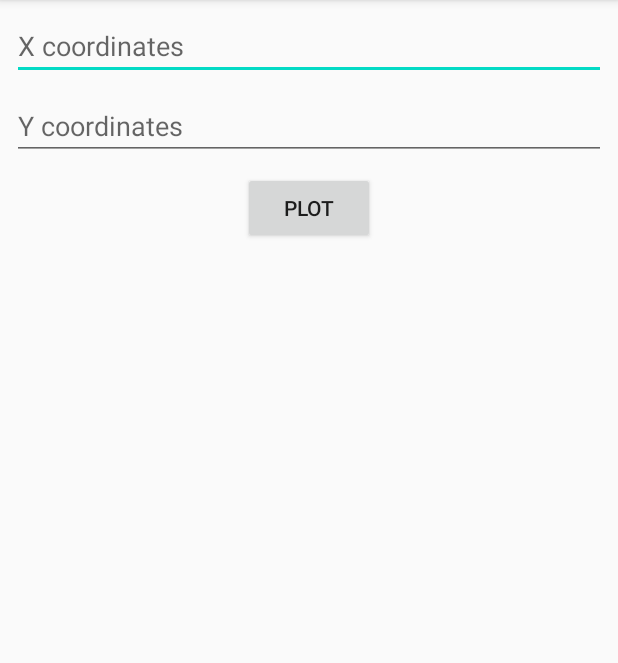
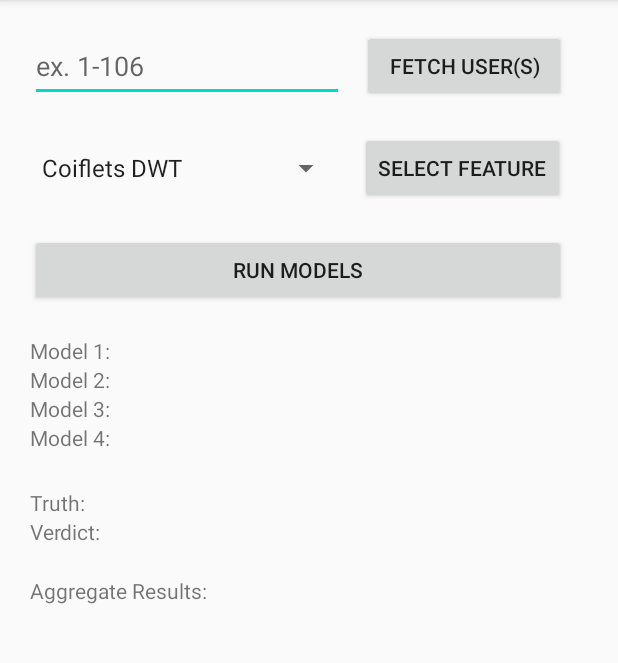
Before and after one commit to Prakhar-Bhartiya/BrainNet, an Android app: the screen it shows after launch (MainActivity), on a phone screen of 412 x 824 dp, the part 84-747 px from its top. Run offline under Robolectric (Android 15) with nearby library versions, the phone set to English and light mode, and no system bars; libraries missing offline, so code that uses them is left out: com.chaquo.python; 2 statements that could not run were skipped.

Commit message:
Created basic layout

```diff
--- a/Android/app/src/main/java/com/example/livebrain/MainActivity.java
+++ b/Android/app/src/main/java/com/example/livebrain/MainActivity.java
@@ -2,19 +2,14 @@ package com.example.livebrain;
 
 import androidx.appcompat.app.AppCompatActivity;
 
-import android.content.Context;
-import android.graphics.Bitmap;
-import android.graphics.BitmapFactory;
 import android.os.Bundle;
 import android.view.View;
-import android.view.inputmethod.InputMethodManager;
+import android.widget.AdapterView;
+import android.widget.ArrayAdapter;
 import android.widget.Button;
 import android.widget.EditText;
-import android.widget.ImageView;
-import android.widget.Toast;
+import android.widget.Spinner;
 
-import com.chaquo.python.PyException;
-import com.chaquo.python.PyObject;
 import com.chaquo.python.Python;
 import com.chaquo.python.android.AndroidPlatform;
 
@@ -25,31 +20,34 @@ public class MainActivity extends AppCompatActivity {
         super.onCreate(savedInstanceState);
         setContentView(R.layout.activity_main);
 
+        //Connect ui to code
+        Button btnFetchUsers = findViewById(R.id.btnFetchUsers);
+        Button btnSelectFeature = findViewById(R.id.btnSelectFeature);
+        Button btnRunModels = findViewById(R.id.btnRunModels);
+        Spinner featuresSpinner = findViewById(R.id.spinnerFeatures);
+        EditText editTextUserSelect = findViewById(R.id.editTextUsers);
+
+        ArrayAdapter<CharSequence> featuresAdapter = ArrayAdapter.createFromResource(this, R.array.features_array, android.R.layout.simple_spinner_item);
+        featuresAdapter.setDropDownViewResource(android.R.layout.simple_spinner_dropdown_item);
+        featuresSpinner.setAdapter(featuresAdapter);
+        featuresSpinner.setOnItemSelectedListener(new AdapterView.OnItemSelectedListener() {
+            @Override
+            public void onItemSelected(AdapterView<?> adapterView, View view, int i, long l) {
+
+            }
+
+            @Override
+            public void onNothingSelected(AdapterView<?> adapterView) {
+
+            }
+        });
+
+
         if(!Python.isStarted()) {
             Python.start(new AndroidPlatform(this));
         }
 
         Python py = Python.getInstance();
-        PyObject module = py.getModule("plot");
 
-        Button plotBtn = findViewById(R.id.button);
-        EditText etX = findViewById(R.id.etX);
-        EditText etY = findViewById(R.id.etY);
-        ImageView imageOut = findViewById(R.id.imageView);
-        plotBtn.setOnClickListener(new View.OnClickListener() {
-            @Override
-            public void onClick(View view) {
-                try {
-                    byte[] output = module.callAttr("plot", etX.getText().toString(), etY.getText().toString()).toJava(byte[].class);
-                    Bitmap image = BitmapFactory.decodeByteArray(output, 0, output.length);
-                    imageOut.setImageBitmap(image);
-
-                    InputMethodManager keyboard = (InputMethodManager) getSystemService(Context.INPUT_METHOD_SERVICE);
-                    keyboard.hideSoftInputFromWindow(getCurrentFocus().getWindowToken(), 0);
-                } catch(PyException e) {
-                    Toast.makeText(MainActivity.this, e.getMessage(), Toast.LENGTH_LONG).show();
-                }
-            }
-        });
     }
 }
--- a/Android/app/src/main/res/layout/activity_main.xml
+++ b/Android/app/src/main/res/layout/activity_main.xml
@@ -4,62 +4,125 @@
     xmlns:tools="http://schemas.android.com/tools"
     android:layout_width="match_parent"
     android:layout_height="match_parent"
-    tools:context=".MainActivity">
+    tools:context=".MainActivity"
+    tools:layout_editor_absoluteX="14dp"
+    tools:layout_editor_absoluteY="-3dp">
 
     <EditText
-        android:id="@+id/etX"
-        android:layout_width="0dp"
-        android:layout_height="wrap_content"
-        android:layout_marginStart="8dp"
-        android:layout_marginLeft="8dp"
-        android:layout_marginTop="8dp"
-        android:layout_marginEnd="8dp"
-        android:layout_marginRight="8dp"
+        android:id="@+id/editTextUsers"
+        android:layout_width="209dp"
+        android:layout_height="48dp"
+        android:layout_marginStart="20dp"
+        android:layout_marginTop="20dp"
         android:ems="10"
-        android:hint="X coordinates"
+        android:hint="ex. 1-106"
         android:inputType="textPersonName"
-        app:layout_constraintEnd_toEndOf="parent"
         app:layout_constraintStart_toStartOf="parent"
         app:layout_constraintTop_toTopOf="parent" />
 
-    <EditText
-        android:id="@+id/etY"
-        android:layout_width="0dp"
-        android:layout_height="wrap_content"
-        android:layout_marginStart="8dp"
-        android:layout_marginLeft="8dp"
-        android:layout_marginTop="8dp"
-        android:layout_marginEnd="8dp"
-        android:layout_marginRight="8dp"
-        android:ems="10"
-        android:hint="Y coordinates"
-        android:inputType="textPersonName"
-        app:layout_constraintEnd_toEndOf="parent"
-        app:layout_constraintStart_toStartOf="parent"
-        app:layout_constraintTop_toBottomOf="@+id/etX" />
+    <Button
+        android:id="@+id/btnFetchUsers"
+        android:layout_width="136dp"
+        android:layout_height="48dp"
+        android:layout_marginStart="12dp"
+        android:layout_marginTop="20dp"
+        android:text="Fetch User(s)"
+        app:layout_constraintStart_toEndOf="@+id/editTextUsers"
+        app:layout_constraintTop_toTopOf="parent" />
 
     <Button
-        android:id="@+id/button"
+        android:id="@+id/btnSelectFeature"
+        android:layout_width="wrap_content"
+        android:layout_height="48dp"
+        android:layout_marginStart="12dp"
+        android:layout_marginTop="20dp"
+        android:text="Select Feature"
+        app:layout_constraintStart_toEndOf="@+id/spinnerFeatures"
+        app:layout_constraintTop_toBottomOf="@+id/editTextUsers" />
+
+    <Button
+        android:id="@+id/btnRunModels"
+        android:layout_width="357dp"
+        android:layout_height="48dp"
+        android:layout_marginStart="20dp"
+        android:layout_marginTop="20dp"
+        android:text="Run Models"
+        app:layout_constraintStart_toStartOf="parent"
+        app:layout_constraintTop_toBottomOf="@+id/spinnerFeatures" />
+
+    <TextView
+        android:id="@+id/textViewModel1"
         android:layout_width="wrap_content"
         android:layout_height="wrap_content"
-        android:layout_marginTop="8dp"
-        android:text="Plot"
-        app:layout_constraintEnd_toEndOf="parent"
+        android:layout_marginStart="20dp"
+        android:layout_marginTop="20dp"
+        android:text="Model 1:"
         app:layout_constraintStart_toStartOf="parent"
-        app:layout_constraintTop_toBottomOf="@+id/etY" />
+        app:layout_constraintTop_toBottomOf="@+id/btnRunModels" />
 
-    <ImageView
-        android:id="@+id/imageView"
-        android:layout_width="0dp"
-        android:layout_height="0dp"
-        android:layout_marginStart="8dp"
-        android:layout_marginLeft="8dp"
-        android:layout_marginTop="8dp"
-        android:layout_marginEnd="8dp"
-        android:layout_marginRight="8dp"
-        android:layout_marginBottom="8dp"
-        app:layout_constraintBottom_toBottomOf="parent"
-        app:layout_constraintEnd_toEndOf="parent"
+    <TextView
+        android:id="@+id/textViewAggregateResults"
+        android:layout_width="wrap_content"
+        android:layout_height="wrap_content"
+        android:layout_marginStart="20dp"
+        android:layout_marginTop="20dp"
+        android:text="Aggregate Results:"
         app:layout_constraintStart_toStartOf="parent"
-        app:layout_constraintTop_toBottomOf="@+id/button" />
+        app:layout_constraintTop_toBottomOf="@+id/textViewDecision" />
+
+    <TextView
+        android:id="@+id/textViewDecision"
+        android:layout_width="wrap_content"
+        android:layout_height="wrap_content"
+        android:layout_marginStart="20dp"
+        android:text="Verdict: "
+        app:layout_constraintStart_toStartOf="parent"
+        app:layout_constraintTop_toBottomOf="@+id/textViewTruth" />
+
+    <TextView
+        android:id="@+id/textViewTruth"
+        android:layout_width="wrap_content"
+        android:layout_height="wrap_content"
+        android:layout_marginStart="20dp"
+        android:layout_marginTop="24dp"
+        android:text="Truth: "
+        app:layout_constraintStart_toStartOf="parent"
+        app:layout_constraintTop_toBottomOf="@+id/textViewModel4" />
+
+    <TextView
+        android:id="@+id/textViewModel4"
+        android:layout_width="wrap_content"
+        android:layout_height="wrap_content"
+        android:layout_marginStart="20dp"
+        android:text="Model 4:"
+        app:layout_constraintStart_toStartOf="parent"
+        app:layout_constraintTop_toBottomOf="@+id/textViewModel3" />
+
+    <TextView
+        android:id="@+id/textViewModel3"
+        android:layout_width="wrap_content"
+        android:layout_height="wrap_content"
+        android:layout_marginStart="20dp"
+        android:text="Model 3:"
+        app:layout_constraintStart_toStartOf="parent"
+        app:layout_constraintTop_toBottomOf="@+id/textViewModel2" />
+
+    <TextView
+        android:id="@+id/textViewModel2"
+        android:layout_width="wrap_content"
+        android:layout_height="wrap_content"
+        android:layout_marginStart="20dp"
+        android:text="Model 2:"
+        app:layout_constraintStart_toStartOf="parent"
+        app:layout_constraintTop_toBottomOf="@+id/textViewModel1" />
+
+    <Spinner
+        android:id="@+id/spinnerFeatures"
+        android:layout_width="208dp"
+        android:layout_height="48dp"
+        android:layout_marginStart="20dp"
+        android:layout_marginTop="20dp"
+        app:layout_constraintStart_toStartOf="parent"
+        app:layout_constraintTop_toBottomOf="@+id/editTextUsers" />
+
 </androidx.constraintlayout.widget.ConstraintLayout>
--- /dev/null
+++ b/Android/app/src/main/res/values/features.xml
@@ -0,0 +1,13 @@
+<?xml version="1.0" encoding="utf-8"?>
+<resources>
+    <string-array name="features_array">
+        <item>Coiflets DWT</item>
+        <item>Delta Band FT</item>
+        <item>Theta Band FT</item>
+        <item>Alpha Band FT</item>
+        <item>Beta Band FT</item>
+        <item>Gamma Band FT</item>
+        <item>PSD</item>
+        <item>PCA</item>
+    </string-array>
+</resources>
```
Also changed, not shown: 2 other files.
